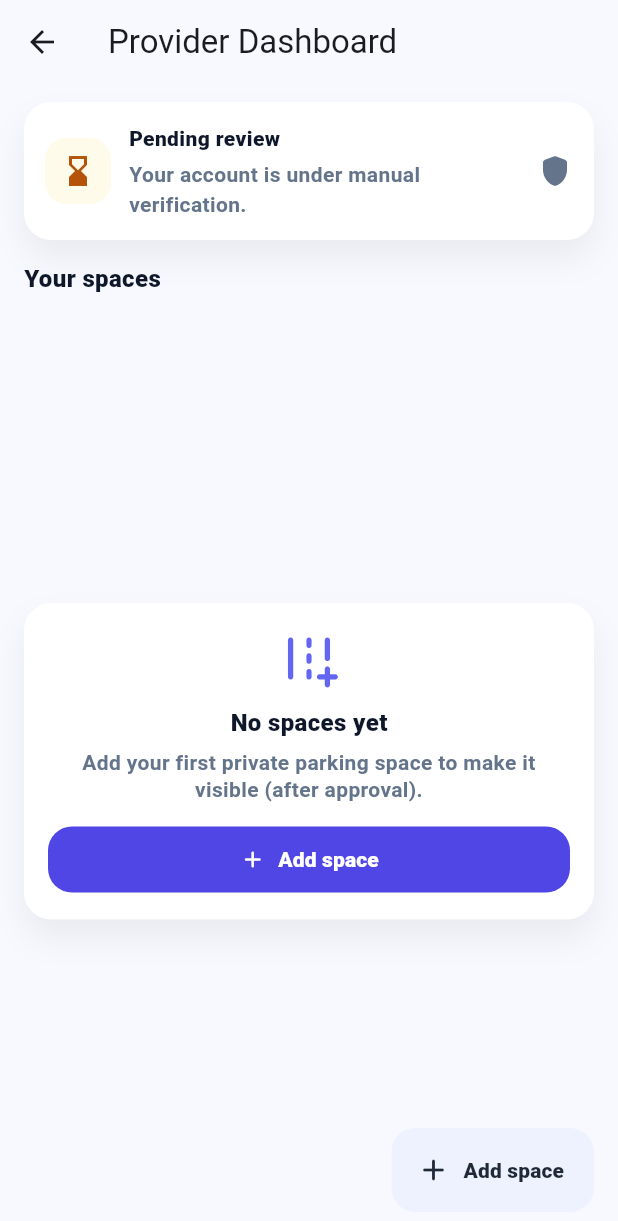
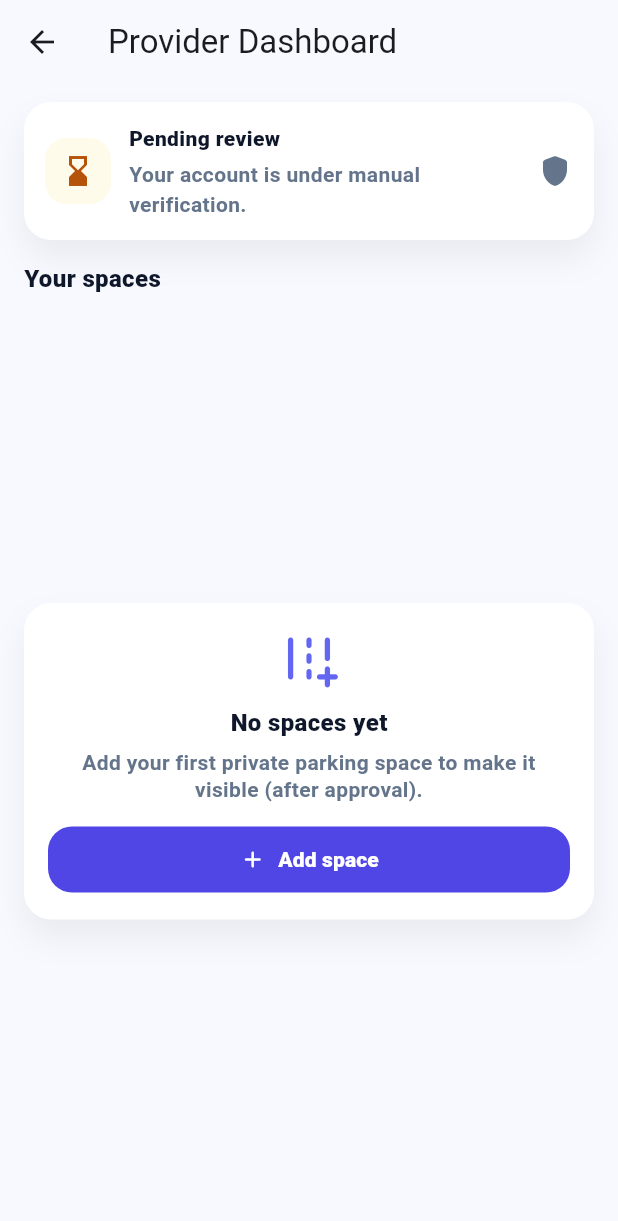
Before and after one commit to vardhanv759/event-organizer-app, a Flutter app: the ParkingProviderDashboardScreen screen opened directly, on a phone screen of 412 x 824 dp. Shown: the top 1221 px of the screen. Run offline on Flutter 3.47's test engine with Material 3 defaults, Android fonts, the phone set to English and light mode, and no system bars; our stand-ins replace cached_network_image, cloud_firestore, firebase_auth, firebase_core, geolocator, google_sign_in and 1 more; accounts and stored records are empty.

Commit message:
removed extra app space button

```diff
--- a/lib/screens/parking_provider_dashboard_screen.dart
+++ b/lib/screens/parking_provider_dashboard_screen.dart
@@ -32,35 +32,6 @@ class ParkingProviderDashboardScreen extends StatelessWidget {
         backgroundColor: Colors.transparent,
         elevation: 0,
       ),
-      floatingActionButton:
-          StreamBuilder<DocumentSnapshot<Map<String, dynamic>>>(
-            stream: userRef.snapshots(),
-            builder: (context, userSnap) {
-              final userData = (userSnap.data?.data() ?? <String, dynamic>{})
-                ..putIfAbsent('uid', () => uid)
-                ..putIfAbsent('email', () => user?.email ?? '');
-
-              return FloatingActionButton.extended(
-                onPressed: () {
-                  Navigator.push(
-                    context,
-                    MaterialPageRoute(
-                      builder: (_) =>
-                          ParkingSpaceRegisterScreen(userDoc: userData),
-                    ),
-                  );
-                },
-                backgroundColor: const Color(0xFFEEF2FF),
-                foregroundColor: const Color(0xFF1F2937),
-                elevation: 0,
-                label: const Text(
-                  'Add space',
-                  style: TextStyle(fontWeight: FontWeight.w900),
-                ),
-                icon: const Icon(Icons.add_rounded),
-              );
-            },
-          ),
       body: Padding(
         padding: const EdgeInsets.fromLTRB(16, 12, 16, 16),
         child: StreamBuilder<DocumentSnapshot<Map<String, dynamic>>>(
```
